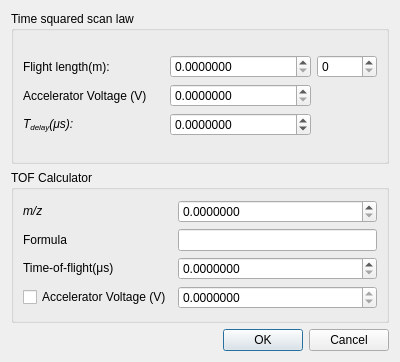
First picture: the form in src/libs/adwidgets/scanlawdialog.ui, repository qtplatz/qtplatz, before the edit.
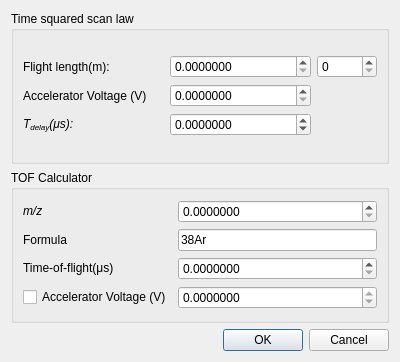
Second picture: the form after the edit.

What changed in the file:
```diff
--- a/src/libs/adwidgets/scanlawdialog.ui
+++ b/src/libs/adwidgets/scanlawdialog.ui
@@ -165,7 +165,11 @@
          </widget>
         </item>
         <item row="1" column="1">
-         <widget class="QLineEdit" name="lineEdit"/>
+         <widget class="QLineEdit" name="lineEdit">
+          <property name="text">
+           <string>38Ar</string>
+          </property>
+         </widget>
         </item>
         <item row="3" column="0">
          <widget class="QCheckBox" name="checkBox">
```
Left out of the diff: 6 changed lines with no effect on the pictures.
